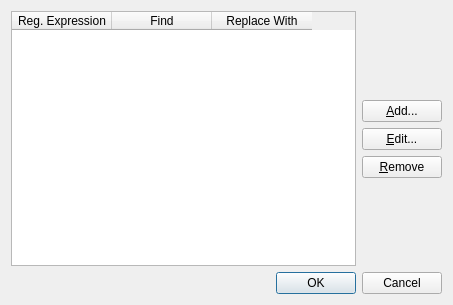
Above: src/replacewidget.ui from KDE/krename before the change. Below: the same form after it.
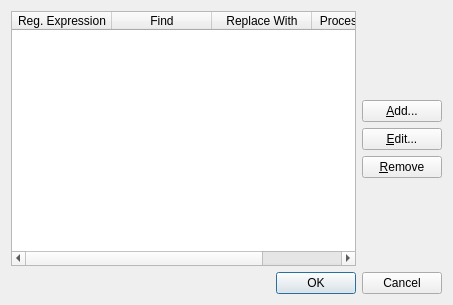
That is the form after the change.

Commit message: ADDED: New token [dirsep] which allows to create directories from within regular expressions ADDED: New checkbox to process tokens after applying regular expressions

The edit to the form file:
```diff
--- a/src/replacewidget.ui
+++ b/src/replacewidget.ui
@@ -41,6 +41,11 @@
          <string>Replace With</string>
         </property>
        </column>
+       <column>
+        <property name="text">
+         <string>Process Tokens</string>
+        </property>
+       </column>
       </widget>
      </item>
      <item>
```
Left out of the diff: 53 changed lines with no effect on the pictures. The commit also changes 24 other files.
